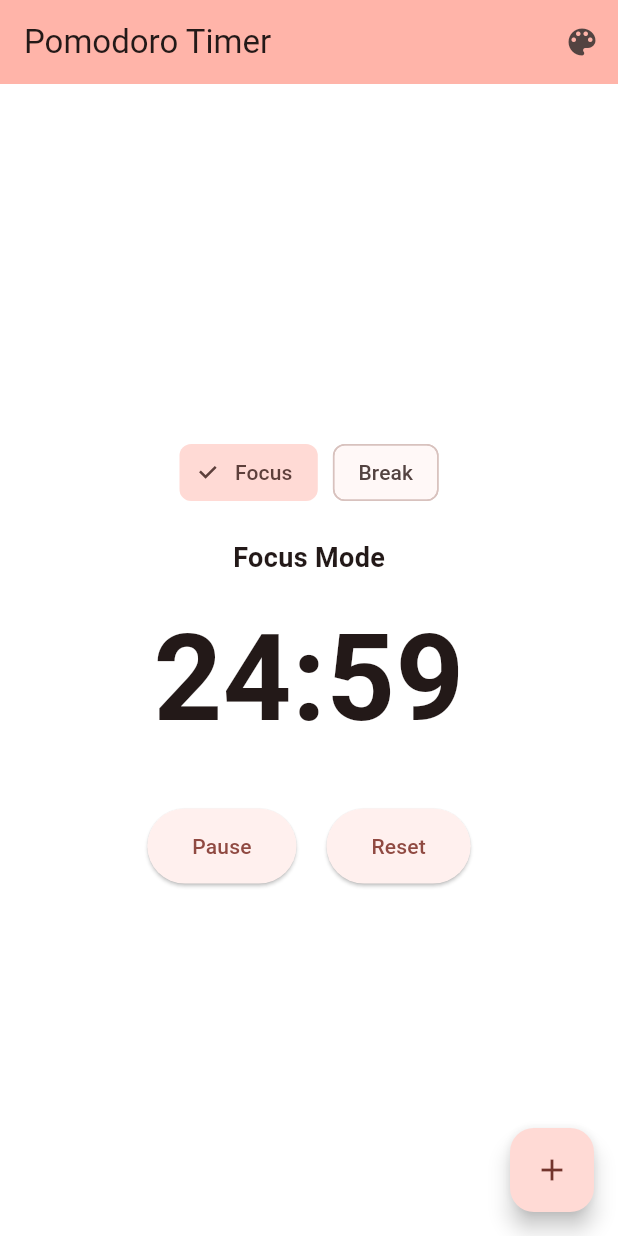
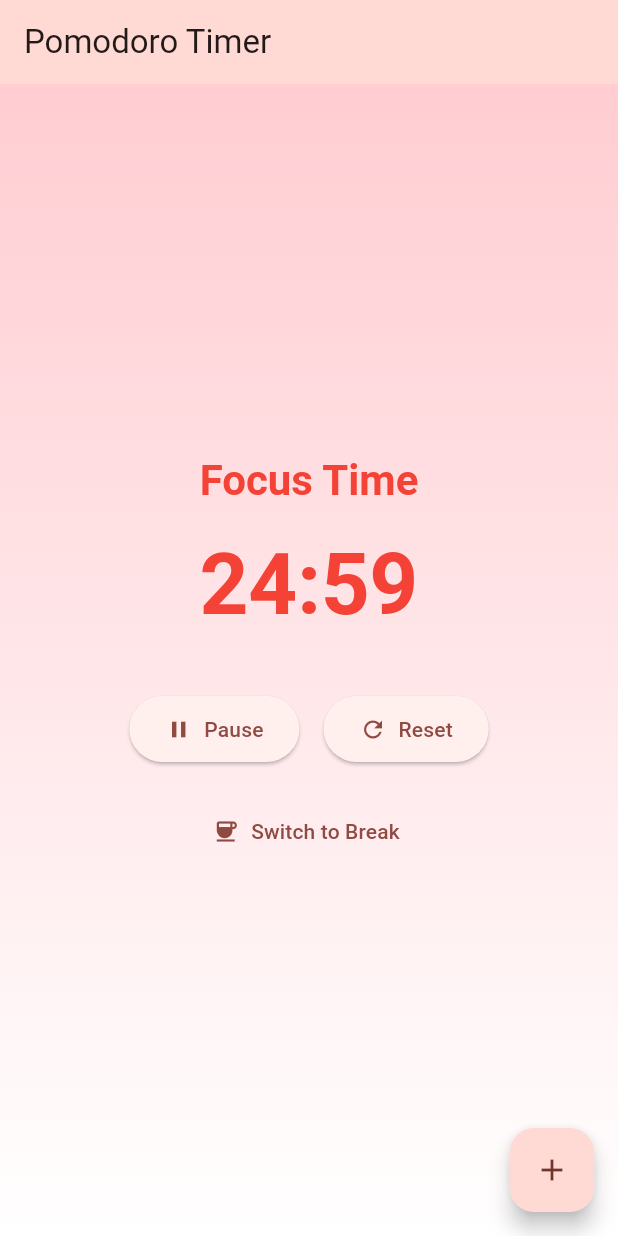
Before and after one commit to ffurkan-dev/PomodoroApp, a Flutter app: the screen it shows after launch, after a tap on "Start", on a phone screen of 412 x 824 dp. Run offline on Flutter 3.47's test engine with Material 3 defaults, Android fonts, the phone set to English and light mode, and no system bars.

Commit message:
Restore previous version

```diff
--- a/lib/main.dart
+++ b/lib/main.dart
@@ -1,6 +1,5 @@
 import 'package:flutter/material.dart';
 import 'dart:async';
-import 'package:flutter_colorpicker/flutter_colorpicker.dart';
 
 void main() {
   runApp(const MyApp());
@@ -14,10 +13,12 @@ class MyApp extends StatelessWidget {
     return MaterialApp(
       title: 'Pomodoro Timer',
       theme: ThemeData(
-        colorScheme: ColorScheme.fromSeed(seedColor: Colors.red),
+        colorScheme: ColorScheme.fromSeed(
+          seedColor: Colors.red,
+          brightness: Brightness.light,
+        ),
         useMaterial3: true,
       ),
-      debugShowCheckedModeBanner: false,
       home: const PomodoroTimer(),
     );
   }
@@ -30,46 +31,25 @@ class PomodoroTimer extends StatefulWidget {
   State<PomodoroTimer> createState() => _PomodoroTimerState();
 }
 
-enum PomodoroMode { focus, breakMode }
+class _PomodoroTimerState extends State<PomodoroTimer> {
+  static const int focusDuration = 25 * 60; // 25 minutes in seconds
+  static const int breakDuration = 5 * 60; // 5 minutes in seconds
 
-class _PomodoroTimerState extends State<PomodoroTimer> {
-  PomodoroMode _mode = PomodoroMode.focus;
-  int _focusMinutes = 25;
-  int _breakMinutes = 5;
-  int _minutes = 25;
-  int _seconds = 0;
+  int _timeLeft = focusDuration;
+  bool _isRunning = false;
+  bool _isFocusMode = true;
   Timer? _timer;
-  bool _isRunning = false;
   Task? _currentTask;
-  Color _backgroundColor = Colors.white;
 
-  void switchMode(PomodoroMode mode) {
-    setState(() {
-      _mode = mode;
-      _timer?.cancel();
-      _isRunning = false;
-      if (_mode == PomodoroMode.focus) {
-        _minutes = _focusMinutes;
-      } else {
-        _minutes = _breakMinutes;
-      }
-      _seconds = 0;
-    });
-  }
-
-  void startTimer() {
+  void _startTimer() {
     _timer = Timer.periodic(const Duration(seconds: 1), (timer) {
       setState(() {
-        if (_seconds > 0) {
-          _seconds--;
+        if (_timeLeft > 0) {
+          _timeLeft--;
         } else {
-          if (_minutes > 0) {
-            _minutes--;
-            _seconds = 59;
-          } else {
-            _timer?.cancel();
-            _isRunning = false;
-          }
+          _timer?.cancel();
+          _isRunning = false;
+          _switchMode();
         }
       });
     });
@@ -78,24 +58,32 @@ class _PomodoroTimerState extends State<PomodoroTimer> {
     });
   }
 
-  void stopTimer() {
+  void _pauseTimer() {
     _timer?.cancel();
     setState(() {
       _isRunning = false;
     });
   }
 
-  void resetTimer() {
+  void _resetTimer() {
     _timer?.cancel();
     setState(() {
-      if (_mode == PomodoroMode.focus) {
-        _minutes = _focusMinutes;
-      } else {
-        _minutes = _breakMinutes;
-      }
-      _seconds = 0;
+      _timeLeft = _isFocusMode ? focusDuration : breakDuration;
       _isRunning = false;
     });
+  }
+
+  void _switchMode() {
+    setState(() {
+      _isFocusMode = !_isFocusMode;
+      _timeLeft = _isFocusMode ? focusDuration : breakDuration;
+    });
+  }
+
+  String _formatTime(int seconds) {
+    int minutes = seconds ~/ 60;
+    int remainingSeconds = seconds % 60;
+    return '${minutes.toString().padLeft(2, '0')}:${remainingSeconds.toString().padLeft(2, '0')}';
   }
 
   void _addTask(BuildContext context) {
@@ -129,7 +117,7 @@ class _PomodoroTimerState extends State<PomodoroTimer> {
                   setState(() {
                     _currentTask = newTask;
                     // resetTimer();
-                    startTimer();
+                    _startTimer();
                   });
                   Navigator.pop(context);
                 }
@@ -143,43 +131,6 @@ class _PomodoroTimerState extends State<PomodoroTimer> {
     );
   }
 
-  void _pickColor() {
-    showDialog(
-      context: context,
-      builder: (context) {
-        Color tempColor = _backgroundColor;
-        return AlertDialog(
-          title: const Text('Pick a background color'),
-          content: SingleChildScrollView(
-            child: ColorPicker(
-              pickerColor: tempColor,
-              onColorChanged: (color) {
-                tempColor = color;
-              },
-              showLabel: true,
-              pickerAreaHeightPercent: 0.8,
-            ),
-          ),
-          actions: [
-            TextButton(
-              child: const Text('Cancel'),
-              onPressed: () => Navigator.of(context).pop(),
-            ),
-            TextButton(
-              child: const Text('Select'),
-              onPressed: () {
-                setState(() {
-                  _backgroundColor = tempColor;
-                });
-                Navigator.of(context).pop();
-              },
-            ),
-          ],
-        );
-      },
-    );
-  }
-
   @override
   void dispose() {
     _timer?.cancel();
@@ -190,83 +141,75 @@ class _PomodoroTimerState extends State<PomodoroTimer> {
   Widget build(BuildContext context) {
     return Scaffold(
       appBar: AppBar(
-        backgroundColor: Theme.of(context).colorScheme.inversePrimary,
+        backgroundColor: Theme.of(context).colorScheme.primaryContainer,
         title: const Text('Pomodoro Timer'),
-        actions: [
-          IconButton(
-            icon: const Icon(Icons.color_lens),
-            tooltip: 'Change Background Color',
-            onPressed: _pickColor,
-          ),
-        ],
       ),
       body: Container(
-        color: _backgroundColor,
+        decoration: BoxDecoration(
+          gradient: LinearGradient(
+            begin: Alignment.topCenter,
+            end: Alignment.bottomCenter,
+            colors: [
+              _isFocusMode ? Colors.red.shade100 : Colors.green.shade100,
+              Colors.white,
+            ],
+          ),
+        ),
         child: Center(
           child: Column(
             mainAxisAlignment: MainAxisAlignment.center,
             children: [
-              Row(
-                mainAxisAlignment: MainAxisAlignment.center,
-                children: [
-                  ChoiceChip(
-                    label: const Text('Focus'),
-                    selected: _mode == PomodoroMode.focus,
-                    onSelected: (selected) {
-                      if (selected) switchMode(PomodoroMode.focus);
-                    },
-                  ),
-                  const SizedBox(width: 10),
-                  ChoiceChip(
-                    label: const Text('Break'),
-                    selected: _mode == PomodoroMode.breakMode,
-                    onSelected: (selected) {
-                      if (selected) switchMode(PomodoroMode.breakMode);
-                    },
-                  ),
-                ],
+              Text(
+                _isFocusMode ? 'Focus Time' : 'Break Time',
+                style: Theme.of(context).textTheme.headlineMedium?.copyWith(
+                  color: _isFocusMode ? Colors.red : Colors.green,
+                  fontWeight: FontWeight.bold,
+                ),
               ),
-              const SizedBox(height: 20),
-              Text(
-                _mode == PomodoroMode.focus ? 'Focus Mode' : 'Break Mode',
-                style: const TextStyle(fontSize: 18, fontWeight: FontWeight.bold),
-              ),
-              const SizedBox(height: 10),
               if (_currentTask != null)
                 Padding(
-                  padding: const EdgeInsets.only(bottom: 20),
+                  padding: const EdgeInsets.only(top: 20),
                   child: Text(
                     'Current task: ${_currentTask!.name}',
                     style: const TextStyle(fontSize: 20, fontWeight: FontWeight.w500),
                   ),
                 ),
+              const SizedBox(height: 20),
               Text(
-                '${_minutes.toString().padLeft(2, '0')}:${_seconds.toString().padLeft(2, '0')}',
-                style: const TextStyle(
-                  fontSize: 80,
+                _formatTime(_timeLeft),
+                style: Theme.of(context).textTheme.displayLarge?.copyWith(
+                  color: _isFocusMode ? Colors.red : Colors.green,
                   fontWeight: FontWeight.bold,
                 ),
               ),
-              const SizedBox(height: 30),
+              const SizedBox(height: 40),
               Row(
                 mainAxisAlignment: MainAxisAlignment.center,
                 children: [
-                  ElevatedButton(
-                    onPressed: _isRunning ? stopTimer : startTimer,
+                  ElevatedButton.icon(
+                    onPressed: _isRunning ? _pauseTimer : _startTimer,
+                    icon: Icon(_isRunning ? Icons.pause : Icons.play_arrow),
+                    label: Text(_isRunning ? 'Pause' : 'Start'),
                     style: ElevatedButton.styleFrom(
-                      padding: const EdgeInsets.symmetric(horizontal: 30, vertical: 15),
+                      padding: const EdgeInsets.symmetric(horizontal: 24, vertical: 12),
                     ),
-                    child: Text(_isRunning ? 'Pause' : 'Start'),
                   ),
-                  const SizedBox(width: 20),
-                  ElevatedButton(
-                    onPressed: resetTimer,
+                  const SizedBox(width: 16),
+                  ElevatedButton.icon(
+                    onPressed: _resetTimer,
+                    icon: const Icon(Icons.refresh),
+                    label: const Text('Reset'),
                     style: ElevatedButton.styleFrom(
-                      padding: const EdgeInsets.symmetric(horizontal: 30, vertical: 15),
+                      padding: const EdgeInsets.symmetric(horizontal: 24, vertical: 12),
                     ),
-                    child: const Text('Reset'),
                   ),
                 ],
+              ),
+              const SizedBox(height: 20),
+              TextButton.icon(
+                onPressed: _switchMode,
+                icon: Icon(_isFocusMode ? Icons.coffee : Icons.work),
+                label: Text(_isFocusMode ? 'Switch to Break' : 'Switch to Focus'),
               ),
             ],
           ),
```
Also changed, not shown: main.dart (deleted, +0 -166 lines).
